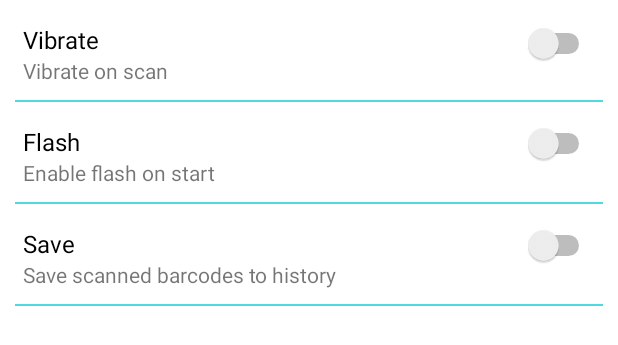
After one commit to TOvchinnikova/Scandroid, an Android app: the layout fragment_settings.xml on its own in the app's theme, with its tools: preview values and no code run, on a phone screen of 412 x 824 dp. The commit adds this screen. Shown: the top 345 px of the screen. Run offline under Robolectric (Android 15) with nearby library versions, the phone set to English and light mode, and no system bars.

Commit message:
Saving settings to SharedPreferences. Implemented screen with settings.

```diff
--- a/app/src/main/java/com/t_ovchinnikova/android/scandroid_2/presentation/MainActivity.kt
+++ b/app/src/main/java/com/t_ovchinnikova/android/scandroid_2/presentation/MainActivity.kt
@@ -30,6 +30,7 @@ class MainActivity : AppCompatActivity() {
         when (bottomItemId) {
             R.id.menu_scanner -> replaceFragment(ScanningFragment.newInstance())
             R.id.menu_history -> replaceFragment(HistoryFragment.newInstance())
+            R.id.menu_settings -> replaceFragment(SettingsFragment.newInstance())
         }
     }
 
--- /dev/null
+++ b/app/src/main/java/com/t_ovchinnikova/android/scandroid_2/presentation/SettingsFragment.kt
@@ -0,0 +1,60 @@
+package com.t_ovchinnikova.android.scandroid_2.presentation
+
+import android.os.Bundle
+import android.view.LayoutInflater
+import android.view.View
+import android.view.ViewGroup
+import androidx.fragment.app.Fragment
+import com.t_ovchinnikova.android.scandroid_2.R
+import com.t_ovchinnikova.android.scandroid_2.Settings
+import com.t_ovchinnikova.android.scandroid_2.databinding.FragmentSettingsBinding
+
+class SettingsFragment : Fragment() {
+
+    private lateinit var settings: Settings
+    private lateinit var binding: FragmentSettingsBinding
+
+    override fun onCreate(savedInstanceState: Bundle?) {
+        super.onCreate(savedInstanceState)
+        settings = Settings(requireContext())
+    }
+
+    override fun onCreateView(
+        inflater: LayoutInflater,
+        container: ViewGroup?,
+        savedInstanceState: Bundle?
+    ): View {
+        binding = FragmentSettingsBinding.inflate(layoutInflater, container, false)
+        return binding.root
+    }
+
+    override fun onViewCreated(view: View, savedInstanceState: Bundle?) {
+        super.onViewCreated(view, savedInstanceState)
+
+        setupView()
+    }
+
+    private fun setupView() {
+        with(binding){
+            swFlash.isChecked = settings.flash
+            swVibrate.isChecked = settings.vibrate
+            swSave.isChecked = settings.saveScannedBarcodesToHistory
+            swFlash.setOnCheckedChangeListener { _, _ ->
+                settings.flash = swFlash.isChecked
+            }
+            swSave.setOnCheckedChangeListener { _, _ ->
+                settings.saveScannedBarcodesToHistory = swSave.isChecked
+            }
+            swVibrate.setOnCheckedChangeListener { _, _ ->
+                settings.vibrate = swVibrate.isChecked
+            }
+        }
+    }
+
+    companion object {
+        fun newInstance(): SettingsFragment {
+            return SettingsFragment()
+        }
+    }
+
+}
--- /dev/null
+++ b/app/src/main/res/layout/fragment_settings.xml
@@ -0,0 +1,124 @@
+<?xml version="1.0" encoding="utf-8"?>
+<androidx.constraintlayout.widget.ConstraintLayout xmlns:android="http://schemas.android.com/apk/res/android"
+    xmlns:app="http://schemas.android.com/apk/res-auto"
+    android:layout_width="match_parent"
+    android:layout_height="match_parent"
+    xmlns:tools="http://schemas.android.com/tools">
+
+    <TextView
+        android:id="@+id/tvVibrate"
+        android:layout_width="wrap_content"
+        android:layout_height="wrap_content"
+        android:layout_margin="15dp"
+        android:text="@string/fragment_settings_vibrate"
+        android:textColor="@color/black"
+        android:textSize="16dp"
+        app:layout_constraintStart_toStartOf="parent"
+        app:layout_constraintTop_toTopOf="parent" />
+
+    <TextView
+        android:id="@+id/tvVibrateHint"
+        android:layout_width="wrap_content"
+        android:layout_height="wrap_content"
+        android:layout_marginStart="15dp"
+        android:text="@string/fragment_settings_vibrate_hint"
+        app:layout_constraintStart_toStartOf="parent"
+        app:layout_constraintTop_toBottomOf="@id/tvVibrate" />
+
+    <Switch
+        android:id="@+id/swVibrate"
+        android:layout_width="wrap_content"
+        android:layout_height="wrap_content"
+        app:layout_constraintEnd_toEndOf="parent"
+        app:layout_constraintTop_toTopOf="parent"
+        android:layout_margin="15dp"
+        tools:ignore="UseSwitchCompatOrMaterialXml" />
+
+    <View
+        android:id="@+id/viewVibrate"
+        android:layout_width="match_parent"
+        android:layout_height="1dp"
+        android:background="@color/light_blue"
+        app:layout_constraintStart_toStartOf="parent"
+        app:layout_constraintEnd_toEndOf="parent"
+        app:layout_constraintTop_toBottomOf="@id/tvVibrateHint"
+        android:layout_margin="10dp"/>
+
+    <TextView
+        android:id="@+id/tvFlash"
+        android:layout_width="wrap_content"
+        android:layout_height="wrap_content"
+        android:layout_margin="15dp"
+        android:text="@string/fragment_settings_flash"
+        android:textColor="@color/black"
+        android:textSize="16dp"
+        app:layout_constraintStart_toStartOf="parent"
+        app:layout_constraintTop_toBottomOf="@id/viewVibrate" />
+
+    <TextView
+        android:id="@+id/tvFlashHint"
+        android:layout_width="wrap_content"
+        android:layout_height="wrap_content"
+        android:layout_marginStart="15dp"
+        android:text="@string/fragment_settings_flash_hint"
+        app:layout_constraintStart_toStartOf="parent"
+        app:layout_constraintTop_toBottomOf="@id/tvFlash" />
+
+    <Switch
+        android:id="@+id/swFlash"
+        android:layout_width="wrap_content"
+        android:layout_height="wrap_content"
+        app:layout_constraintEnd_toEndOf="parent"
+        app:layout_constraintTop_toTopOf="@id/viewVibrate"
+        android:layout_margin="15dp"
+        tools:ignore="UseSwitchCompatOrMaterialXml" />
+
+    <View
+        android:id="@+id/viewFlash"
+        android:layout_width="match_parent"
+        android:layout_height="1dp"
+        android:background="@color/light_blue"
+        app:layout_constraintStart_toStartOf="parent"
+        app:layout_constraintEnd_toEndOf="parent"
+        app:layout_constraintTop_toBottomOf="@id/tvFlashHint"
+        android:layout_margin="10dp"/>
+
+    <TextView
+        android:id="@+id/tvSave"
+        android:layout_width="wrap_content"
+        android:layout_height="wrap_content"
+        android:layout_margin="15dp"
+        android:text="@string/fragment_settings_save_scanned_barcodes_to_history"
+        android:textColor="@color/black"
+        android:textSize="16dp"
+        app:layout_constraintStart_toStartOf="parent"
+        app:layout_constraintTop_toBottomOf="@id/viewFlash" />
+
+    <TextView
+        android:id="@+id/tvSaveHint"
+        android:layout_width="wrap_content"
+        android:layout_height="wrap_content"
+        android:layout_marginStart="15dp"
+        android:text="@string/fragment_settings_save_scanned_barcodes_to_history_hint"
+        app:layout_constraintStart_toStartOf="parent"
+        app:layout_constraintTop_toBottomOf="@id/tvSave" />
+
+    <Switch
+        android:id="@+id/swSave"
+        android:layout_width="wrap_content"
+        android:layout_height="wrap_content"
+        app:layout_constraintEnd_toEndOf="parent"
+        app:layout_constraintTop_toTopOf="@id/viewFlash"
+        android:layout_margin="15dp"
+        tools:ignore="UseSwitchCompatOrMaterialXml" />
+
+    <View
+        android:layout_width="match_parent"
+        android:layout_height="1dp"
+        android:background="@color/light_blue"
+        app:layout_constraintStart_toStartOf="parent"
+        app:layout_constraintEnd_toEndOf="parent"
+        app:layout_constraintTop_toBottomOf="@id/tvSaveHint"
+        android:layout_margin="10dp"/>
+
+</androidx.constraintlayout.widget.ConstraintLayout>
--- a/app/src/main/res/values/strings.xml
+++ b/app/src/main/res/values/strings.xml
@@ -22,6 +22,14 @@
     <string name="barcode_copied">Copied to clipboard</string>
     <string name="barcode_search">Search on the internet</string>
     <string name="barcode_share_text">Share as text</string>
+
+    <!--Settings-->
+    <string name="fragment_settings_vibrate">Vibrate</string>
+    <string name="fragment_settings_vibrate_hint">Vibrate on scan</string>
+    <string name="fragment_settings_flash">Flash</string>
+    <string name="fragment_settings_flash_hint">Enable flash on start</string>
+    <string name="fragment_settings_save_scanned_barcodes_to_history">Save</string>
+    <string name="fragment_settings_save_scanned_barcodes_to_history_hint">Save scanned barcodes to history</string>
 
     <!--Barcode formats-->
     <string name="barcode_format_aztec">Aztec</string>
```
